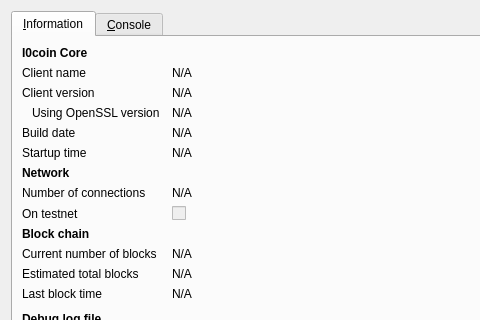
Above: src/qt/forms/rpcconsole.ui from photonproject/iXcoin before the change; both pictures show x 0 to 480 and y 0 to 320 of the 740 by 450 pixel window. Below: the same form after it.
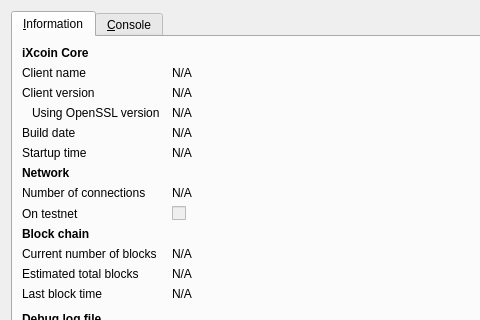
That is the form after the change. Icons and pictures are not drawn.

Commit message: modified resource files for iXcoin

```diff
--- a/src/qt/forms/rpcconsole.ui
+++ b/src/qt/forms/rpcconsole.ui
@@ -36,7 +36,7 @@
           </font>
          </property>
          <property name="text">
-          <string>I0coin Core</string>
+          <string>iXcoin Core</string>
          </property>
         </widget>
        </item>
```
Left out of the diff: 6 changed lines with no effect on the pictures. The commit also changes 79 other files.
